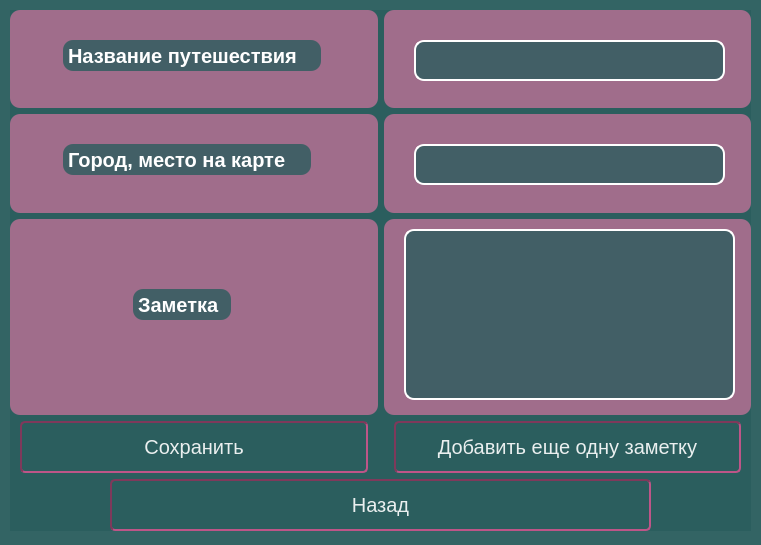
Before: the Qt Designer form forms/add_new_place.ui in PolinaBack/MyMap, drawn with Qt 5.
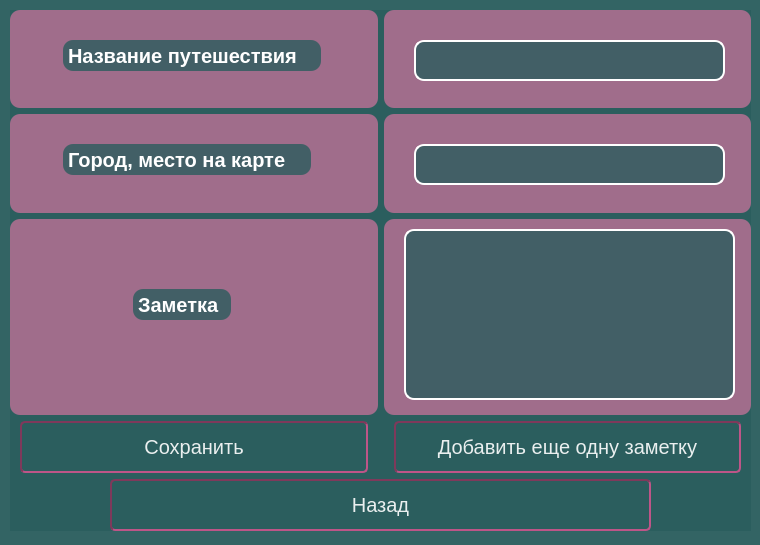
After: the same form once the commit is applied.

```diff
--- a/forms/add_new_place.ui
+++ b/forms/add_new_place.ui
@@ -6,7 +6,7 @@
    <rect>
     <x>0</x>
     <y>0</y>
-    <width>761</width>
+    <width>760</width>
     <height>545</height>
    </rect>
   </property>
```
